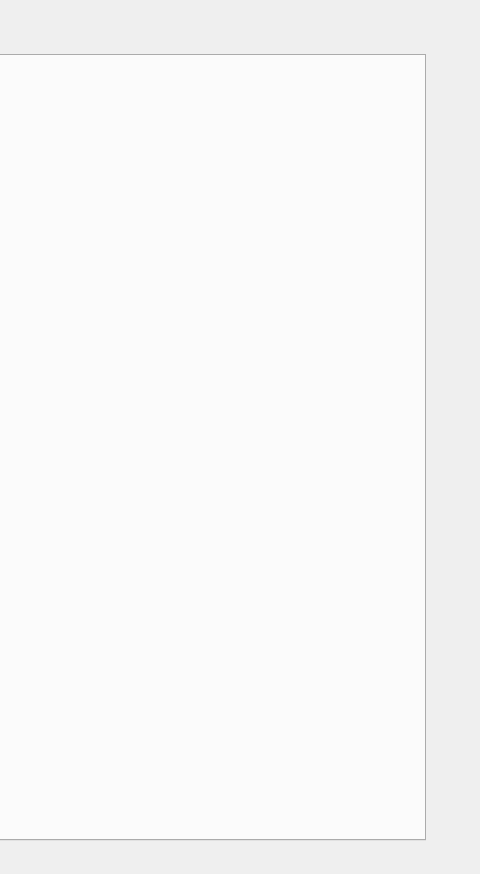
ricorx7/rti_reportr, file frontend/reportr_view.ui: the form before one commit; both pictures show x 565 to 1045 and y 0 to 874 of the 1045 by 874 pixel window.
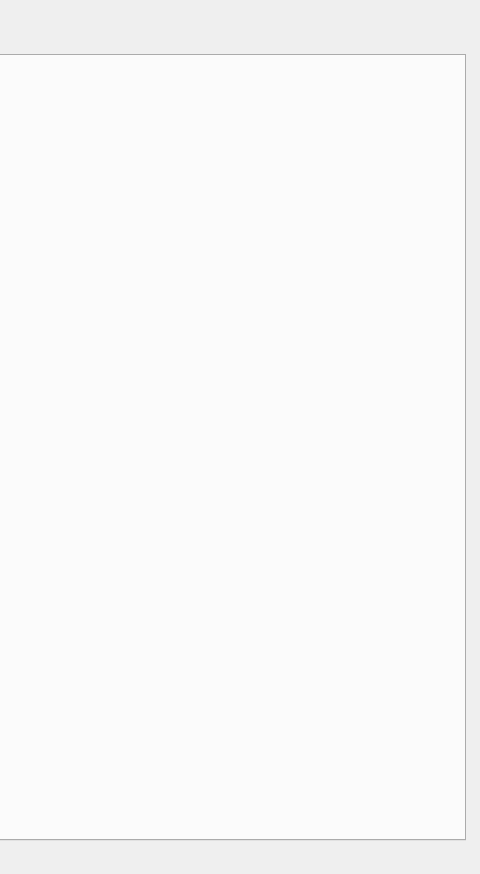
The form after the commit.

Commit message: Added Overall tab

Diff of the .ui file:
```diff
--- a/frontend/reportr_view.ui
+++ b/frontend/reportr_view.ui
@@ -71,7 +71,7 @@
      <rect>
       <x>320</x>
       <y>30</y>
-      <width>671</width>
+      <width>711</width>
       <height>811</height>
      </rect>
     </property>
```
Left out of the diff: 6 changed lines with no effect on the pictures. The commit also changes 6 other files.
